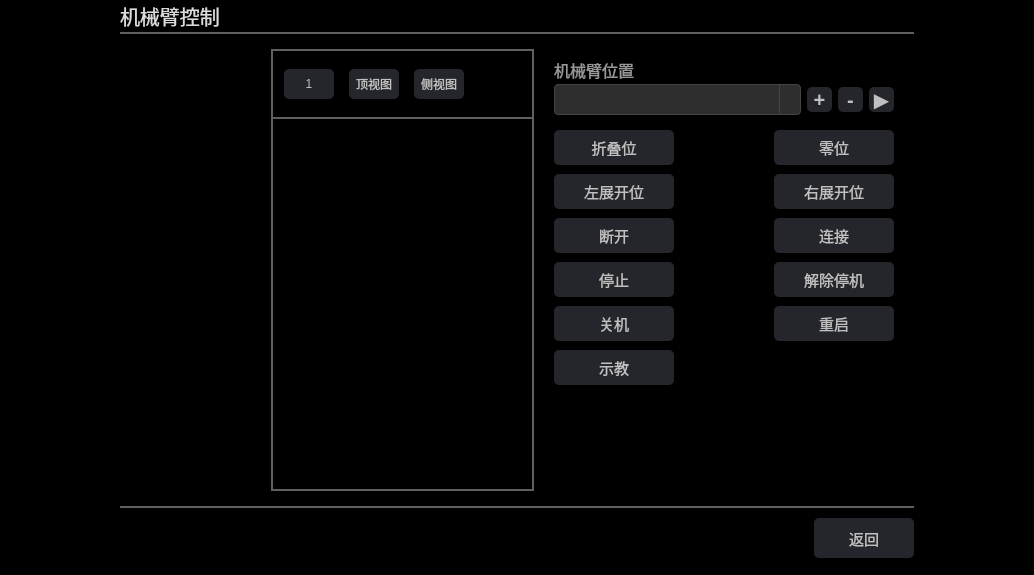
This is SurgicalRobotSoftware_2_0/surgical-robot-software-2-0/armcontrolwidget.ui in Z-Hd/Lingxi-Spine-care-Visual-Interactive-Software-Prototype as Qt 5 draws it before an edit. The edited form follows.
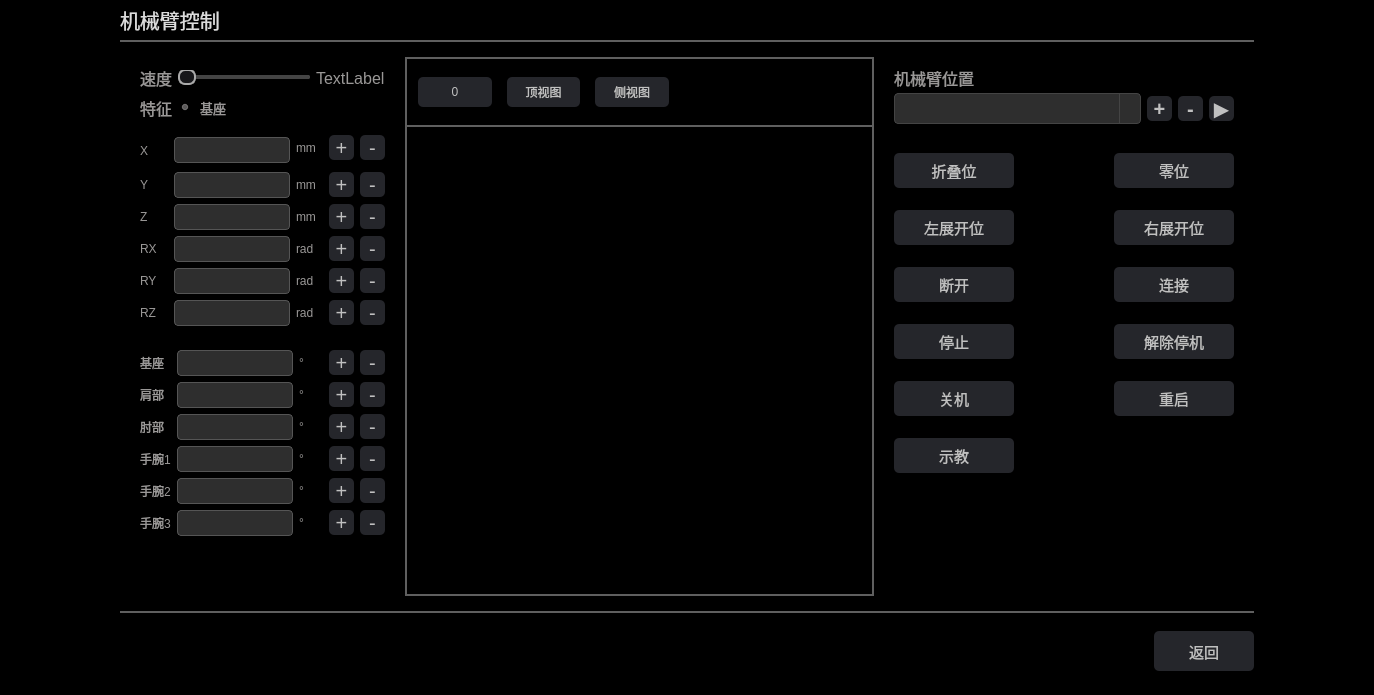
This is the edited form. Icons and pictures are not drawn.

Commit message: Drawn the armcontrolwidget

The edit to the form file:
```diff
--- a/SurgicalRobotSoftware_2_0/surgical-robot-software-2-0/armcontrolwidget.ui
+++ b/SurgicalRobotSoftware_2_0/surgical-robot-software-2-0/armcontrolwidget.ui
@@ -6,8 +6,8 @@
    <rect>
     <x>0</x>
     <y>0</y>
-    <width>1034</width>
-    <height>575</height>
+    <width>1374</width>
+    <height>695</height>
    </rect>
   </property>
   <property name="windowTitle">
@@ -108,7 +108,807 @@
           <number>2</number>
          </property>
          <item>
-          <widget class="QWidget" name="widget_left" native="true"/>
+          <widget class="QWidget" name="widget_left" native="true">
+           <layout class="QVBoxLayout" name="verticalLayout_5" stretch="1,1,7,11">
+            <item>
+             <widget class="QWidget" name="widget_6" native="true">
+              <layout class="QHBoxLayout" name="horizontalLayout_7">
+               <property name="topMargin">
+                <number>0</number>
+               </property>
+               <property name="bottomMargin">
+                <number>0</number>
+               </property>
+               <item>
+                <widget class="QLabel" name="labelSpeedText">
+                 <property name="font">
+                  <font>
+                   <pointsize>12</pointsize>
+                  </font>
+                 </property>
+                 <property name="styleSheet">
+                  <string notr="true">color: rgb(154, 152, 151);</string>
+                 </property>
+                 <property name="text">
+                  <string>速度</string>
+                 </property>
+                </widget>
+               </item>
+               <item>
+                <widget class="QSlider" name="sliderSpeed">
+                 <property name="styleSheet">
+                  <string notr="true">/* === 滑道 === */
+QSlider::groove:horizontal {
+    border: 0px;
+    height: 4px;
+    background: #444444;
+    border-radius: 2px;
+}
+
+/* === 已滑动部分（左侧） === */
+QSlider::sub-page:horizontal {
+    background: #AAAAAA;
+    border-radius: 2px;
+}
+
+/* === 未滑动部分（右侧） === */
+QSlider::add-page:horizontal {
+    background: #444444;
+    border-radius: 2px;
+}
+
+/* === 默认滑块 === */
+QSlider::handle:horizontal {
+    background: rgb(23, 23, 26);
+    border: 2px solid #AAAAAA;
+    width: 14px;
+    height: 14px;
+    margin: -6px 0px;
+    border-radius: 7px;
+}
+
+/* === 悬停滑块 === */
+QSlider::handle:horizontal:hover {
+    border: 2px solid #FFFFFF;
+}
+
+/* === 按下滑块 === */
+QSlider::handle:horizontal:pressed {
+    background: #AAAAAA;
+    border: none;
+}
+
+/* === 禁用状态 === */
+QSlider:disabled {
+    background: #333333;
+}
+
+QSlider::handle:horizontal:disabled {
+    border: 2px solid #666666;
+    background: transparent;
+}
+</string>
+                 </property>
+                 <property name="maximum">
+                  <number>100</number>
+                 </property>
+                 <property name="pageStep">
+                  <number>5</number>
+                 </property>
+                 <property name="orientation">
+                  <enum>Qt::Horizontal</enum>
+                 </property>
+                </widget>
+               </item>
+               <item>
+                <widget class="QLabel" name="labelSpeedValue">
+                 <property name="font">
+                  <font>
+                   <pointsize>12</pointsize>
+                  </font>
+                 </property>
+                 <property name="styleSheet">
+                  <string notr="true">color: rgb(154, 152, 151);</string>
+                 </property>
+                 <property name="text">
+                  <string>TextLabel</string>
+                 </property>
+                </widget>
+               </item>
+              </layout>
+             </widget>
+            </item>
+            <item>
+             <widget class="QWidget" name="widget_7" native="true">
+              <layout class="QHBoxLayout" name="horizontalLayout_8">
+               <property name="topMargin">
+                <number>0</number>
+               </property>
+               <property name="bottomMargin">
+                <number>0</number>
+               </property>
+               <item>
+                <widget class="QLabel" name="labelFeature">
+                 <property name="font">
+                  <font>
+                   <pointsize>12</pointsize>
+                  </font>
+                 </property>
+                 <property name="styleSheet">
+                  <string notr="true">color: rgb(154, 152, 151);</string>
+                 </property>
+                 <property name="text">
+                  <string>特征</string>
+                 </property>
+                </widget>
+               </item>
+               <item>
+                <widget class="QRadioButton" name="radioBase">
+                 <property name="styleSheet">
+                  <string notr="true">QRadioButton {
+    color: rgb(154, 152, 151);
+    font: 10pt;
+    spacing: 8px;
+}
+
+
+</string>
+                 </property>
+                 <property name="text">
+                  <string>基座</string>
+                 </property>
+                 <property name="checked">
+                  <bool>true</bool>
+                 </property>
+                </widget>
+               </item>
+               <item>
+                <spacer name="horizontalSpacer_2">
+                 <property name="orientation">
+                  <enum>Qt::Horizontal</enum>
+                 </property>
+                 <property name="sizeHint" stdset="0">
+                  <size>
+                   <width>40</width>
+                   <height>20</height>
+                  </size>
+                 </property>
+                </spacer>
+               </item>
+              </layout>
+             </widget>
+            </item>
+            <item>
+             <widget class="QWidget" name="widget_8" native="true">
+              <property name="styleSheet">
+               <string notr="true">QLineEdit{
+    background-color: #2e2e2e;
+    color: rgb(154, 152, 151);;
+    border: 1px solid #555;
+    border-radius: 4px;
+    padding: 4px;
+    font: 12pt &quot;微软雅黑&quot;;
+}
+
+QPushButton {
+background-color: rgb(37, 38, 43);
+color: rgb(192, 192, 192);
+font-size:20px;
+border-radius: 5px;
+min-width: 25px;
+min-height: 25px;
+}
+QPushButton:hover{
+background-color: rgb(70, 72, 81);
+}
+QPushButton:pressed {
+background-color: rgb(245, 245, 245);
+}
+
+QLabel {
+    color: rgb(154, 152, 151);
+    font: 12pt &quot;微软雅黑&quot;;
+	qproperty-alignment: AlignCenter;
+}
+</string>
+              </property>
+              <layout class="QGridLayout" name="gridLayout_4" rowstretch="2,6,2,1,1,0,0">
+               <item row="6" column="4">
+                <widget class="QLabel" name="label_14">
+                 <property name="text">
+                  <string>rad</string>
+                 </property>
+                </widget>
+               </item>
+               <item row="6" column="1" colspan="2">
+                <widget class="QLineEdit" name="lineEdit_6">
+                 <property name="readOnly">
+                  <bool>true</bool>
+                 </property>
+                </widget>
+               </item>
+               <item row="5" column="5">
+                <widget class="QPushButton" name="pushButton_21">
+                 <property name="sizePolicy">
+                  <sizepolicy hsizetype="Fixed" vsizetype="Fixed">
+                   <horstretch>0</horstretch>
+                   <verstretch>0</verstretch>
+                  </sizepolicy>
+                 </property>
+                 <property name="text">
+                  <string>+</string>
+                 </property>
+                </widget>
+               </item>
+               <item row="2" column="0">
+                <widget class="QLabel" name="label_5">
+                 <property name="text">
+                  <string>Y</string>
+                 </property>
+                </widget>
+               </item>
+               <item row="4" column="0">
+                <widget class="QLabel" name="label_9">
+                 <property name="text">
+                  <string>RX</string>
+                 </property>
+                </widget>
+               </item>
+               <item row="3" column="5">
+                <widget class="QPushButton" name="pushButton_19">
+                 <property name="sizePolicy">
+                  <sizepolicy hsizetype="Fixed" vsizetype="Fixed">
+                   <horstretch>0</horstretch>
+                   <verstretch>0</verstretch>
+                  </sizepolicy>
+                 </property>
+                 <property name="text">
+                  <string>+</string>
+                 </property>
+                </widget>
+               </item>
+               <item row="5" column="6">
+                <widget class="QPushButton" name="pushButton_25">
+                 <property name="sizePolicy">
+                  <sizepolicy hsizetype="Fixed" vsizetype="Fixed">
+                   <horstretch>0</horstretch>
+                   <verstretch>0</verstretch>
+                  </sizepolicy>
+                 </property>
+                 <property name="text">
+                  <string>-</string>
+                 </property>
+                </widget>
+               </item>
+               <item row="4" column="1" colspan="2">
+                <widget class="QLineEdit" name="lineEdit_4">
+                 <property name="readOnly">
+                  <bool>true</bool>
+                 </property>
+                </widget>
+               </item>
+               <item row="2" column="1" colspan="2">
+                <widget class="QLineEdit" name="lineEdit_2">
+                 <property name="readOnly">
+                  <bool>true</bool>
+                 </property>
+                </widget>
+               </item>
+               <item row="5" column="1" colspan="2">
+                <widget class="QLineEdit" name="lineEdit_5">
+                 <property name="readOnly">
+                  <bool>true</bool>
+                 </property>
+                </widget>
+               </item>
+               <item row="3" column="0">
+                <widget class="QLabel" name="label_7">
+                 <property name="text">
+                  <string>Z</string>
+                 </property>
+                </widget>
+               </item>
+               <item row="0" column="6">
+                <widget class="QPushButton" name="pushButton_4">
+                 <property name="sizePolicy">
+                  <sizepolicy hsizetype="Fixed" vsizetype="Fixed">
+                   <horstretch>0</horstretch>
+                   <verstretch>0</verstretch>
+                  </sizepolicy>
+                 </property>
+                 <property name="text">
+                  <string>-</string>
+                 </property>
+                </widget>
+               </item>
+               <item row="3" column="4">
+                <widget class="QLabel" name="label_8">
+                 <property name="text">
+                  <string>mm</string>
+                 </property>
+                </widget>
+               </item>
+               <item row="4" column="5">
+                <widget class="QPushButton" name="pushButton_20">
+                 <property name="sizePolicy">
+                  <sizepolicy hsizetype="Fixed" vsizetype="Fixed">
+                   <horstretch>0</horstretch>
+                   <verstretch>0</verstretch>
+                  </sizepolicy>
+                 </property>
+                 <property name="text">
+                  <string>+</string>
+                 </property>
+                </widget>
+               </item>
+               <item row="6" column="5">
+                <widget class="QPushButton" name="pushButton_22">
+                 <property name="sizePolicy">
+                  <sizepolicy hsizetype="Fixed" vsizetype="Fixed">
+                   <horstretch>0</horstretch>
+                   <verstretch>0</verstretch>
+                  </sizepolicy>
+                 </property>
+                 <property name="text">
+                  <string>+</string>
+                 </property>
+                </widget>
+               </item>
+               <item row="6" column="0">
+                <widget class="QLabel" name="label_11">
+                 <property name="text">
+                  <string>RZ</string>
+                 </property>
+                </widget>
+               </item>
+               <item row="0" column="0" rowspan="2">
+                <widget class="QLabel" name="label_3">
+                 <property name="text">
+                  <string>X</string>
+                 </property>
+                </widget>
+               </item>
+               <item row="2" column="5">
+                <widget class="QPushButton" name="pushButton_6">
+                 <property name="sizePolicy">
+                  <sizepolicy hsizetype="Fixed" vsizetype="Fixed">
+                   <horstretch>0</horstretch>
+                   <verstretch>0</verstretch>
+                  </sizepolicy>
+                 </property>
+                 <property name="text">
+                  <string>+</string>
+                 </property>
+                </widget>
+               </item>
+               <item row="5" column="4">
+                <widget class="QLabel" name="label_13">
+                 <property name="text">
+                  <string>rad</string>
+                 </property>
+                </widget>
+               </item>
+               <item row="0" column="1" rowspan="2" colspan="2">
+                <widget class="QLineEdit" name="lineEdit">
+                 <property name="readOnly">
+                  <bool>true</bool>
+                 </property>
+                </widget>
+               </item>
+               <item row="0" column="4">
+                <widget class="QLabel" name="label_4">
+                 <property name="text">
+                  <string>mm</string>
+                 </property>
+                </widget>
+               </item>
+               <item row="4" column="4">
+                <widget class="QLabel" name="label_12">
+                 <property name="text">
+                  <string>rad</string>
+                 </property>
+                </widget>
+               </item>
+               <item row="2" column="4">
+                <widget class="QLabel" name="label_6">
+                 <property name="text">
+                  <string>mm</string>
+                 </property>
+                </widget>
+               </item>
+               <item row="3" column="1" colspan="2">
+                <widget class="QLineEdit" name="lineEdit_3">
+                 <property name="readOnly">
+                  <bool>true</bool>
+                 </property>
+                </widget>
+               </item>
+               <item row="3" column="6">
+                <widget class="QPushButton" name="pushButton_23">
+                 <property name="sizePolicy">
+                  <sizepolicy hsizetype="Fixed" vsizetype="Fixed">
+                   <horstretch>0</horstretch>
+                   <verstretch>0</verstretch>
+                  </sizepolicy>
+                 </property>
+                 <property name="text">
+                  <string>-</string>
+                 </property>
+                </widget>
+               </item>
+               <item row="0" column="5">
+                <widget class="QPushButton" name="pushButton_5">
+                 <property name="sizePolicy">
+                  <sizepolicy hsizetype="Fixed" vsizetype="Fixed">
+                   <horstretch>0</horstretch>
+                   <verstretch>0</verstretch>
+                  </sizepolicy>
+                 </property>
+                 <property name="text">
+                  <string>+</string>
+                 </property>
+                </widget>
+               </item>
+               <item row="5" column="0">
+                <widget class="QLabel" name="label_10">
+                 <property name="text">
+                  <string>RY</string>
+                 </property>
+                </widget>
+               </item>
+               <item row="4" column="6">
+                <widget class="QPushButton" name="pushButton_24">
+                 <property name="text">
+                  <string>-</string>
+                 </property>
+                </widget>
+               </item>
+               <item row="6" column="6">
+                <widget class="QPushButton" name="pushButton_26">
+                 <property name="sizePolicy">
+                  <sizepolicy hsizetype="Fixed" vsizetype="Fixed">
+                   <horstretch>0</horstretch>
+                   <verstretch>0</verstretch>
+                  </sizepolicy>
+                 </property>
+                 <property name="text">
+                  <string>-</string>
+                 </property>
+                </widget>
+               </item>
+               <item row="2" column="6">
+                <widget class="QPushButton" name="pushButton_18">
+                 <property name="sizePolicy">
+                  <sizepolicy hsizetype="Fixed" vsizetype="Fixed">
+                   <horstretch>0</horstretch>
+                   <verstretch>0</verstretch>
+                  </sizepolicy>
+                 </property>
+                 <property name="text">
+                  <string>-</string>
+                 </property>
+                </widget>
+               </item>
+              </layout>
+             </widget>
+            </item>
+            <item>
+             <widget class="QWidget" name="widget_9" native="true">
+              <property name="styleSheet">
+               <string notr="true">QLineEdit{
+    background-color: #2e2e2e;
+    color: rgb(154, 152, 151);;
+    border: 1px solid #555;
+    border-radius: 4px;
+    padding: 4px;
+    font: 12pt &quot;微软雅黑&quot;;
+}
+
+QPushButton {
+background-color: rgb(37, 38, 43);
+color: rgb(192, 192, 192);
+font-size:20px;
+border-radius: 5px;
+min-width: 25px;
+min-height: 25px;
+}
+QPushButton:hover{
+background-color: rgb(70, 72, 81);
+}
+QPushButton:pressed {
+background-color: rgb(245, 245, 245);
+}
+
+QLabel {
+    color: rgb(154, 152, 151);
+    font: 12pt &quot;微软雅黑&quot;;
+	qproperty-alignment: AlignCenter;
+}
+</string>
+              </property>
+              <layout class="QGridLayout" name="gridLayout_5" rowstretch="2,6,2,1,1,0,0">
+               <item row="0" column="4">
+                <widget class="QPushButton" name="pushButton_30">
+                 <property name="text">
+                  <string>+</string>
+                 </property>
+                </widget>
+               </item>
+               <item row="2" column="0">
+                <widget class="QLabel" name="label_18">
+                 <property name="text">
+                  <string>肘部</string>
+                 </property>
+                </widget>
+               </item>
+               <item row="5" column="3">
+                <widget class="QLabel" name="label_25">
+                 <property name="text">
+                  <string>°</string>
+                 </property>
+                </widget>
+               </item>
+               <item row="0" column="5">
+                <widget class="QPushButton" name="pushButton_35">
+                 <property name="text">
+                  <string>-</string>
+                 </property>
+                </widget>
+               </item>
+               <item row="0" column="1" colspan="2">
+                <widget class="QLineEdit" name="lineEdit_11">
+                 <property name="readOnly">
+                  <bool>true</bool>
+                 </property>
+                </widget>
+               </item>
+               <item row="4" column="5">
+                <widget class="QPushButton" name="pushButton_29">
+                 <property name="sizePolicy">
+                  <sizepolicy hsizetype="Fixed" vsizetype="Fixed">
+                   <horstretch>0</horstretch>
+                   <verstretch>0</verstretch>
+                  </sizepolicy>
+                 </property>
+                 <property name="text">
+                  <string>-</string>
+                 </property>
+                </widget>
+               </item>
+               <item row="2" column="1" colspan="2">
+                <widget class="QLineEdit" name="lineEdit_12">
+                 <property name="readOnly">
+                  <bool>true</bool>
+                 </property>
+                </widget>
+               </item>
+               <item row="0" column="3">
+                <widget class="QLabel" name="label_21">
+                 <property name="text">
+                  <string>°</string>
+                 </property>
+                </widget>
+               </item>
+               <item row="1" column="5">
+                <widget class="QPushButton" name="pushButton_38">
+                 <property name="sizePolicy">
+                  <sizepolicy hsizetype="Fixed" vsizetype="Fixed">
+                   <horstretch>0</horstretch>
+                   <verstretch>0</verstretch>
+                  </sizepolicy>
+                 </property>
+                 <property name="text">
+                  <string>-</string>
+                 </property>
+                </widget>
+               </item>
+               <item row="4" column="3">
+                <widget class="QLabel" name="label_24">
+                 <property name="text">
+                  <string>°</string>
+                 </property>
+                </widget>
+               </item>
+               <item row="4" column="4">
+                <widget class="QPushButton" name="pushButton_27">
+                 <property name="sizePolicy">
+                  <sizepolicy hsizetype="Fixed" vsizetype="Fixed">
+                   <horstretch>0</horstretch>
+                   <verstretch>0</verstretch>
+                  </sizepolicy>
+                 </property>
+                 <property name="text">
+                  <string>+</string>
+                 </property>
+                </widget>
+               </item>
+               <item row="4" column="0">
+                <widget class="QLabel" name="label_26">
+                 <property name="text">
+                  <string>手腕2</string>
+                 </property>
+                </widget>
+               </item>
+               <item row="1" column="0">
+                <widget class="QLabel" name="label_16">
+                 <property name="text">
+                  <string>肩部</string>
+                 </property>
+                </widget>
+               </item>
+               <item row="3" column="0">
+                <widget class="QLabel" name="label_17">
+                 <property name="text">
+                  <string>手腕1</string>
+                 </property>
+                </widget>
+               </item>
+               <item row="3" column="3">
+                <widget class="QLabel" name="label_23">
+                 <property name="text">
+                  <string>°</string>
+                 </property>
+                </widget>
+               </item>
+               <item row="3" column="1" colspan="2">
+                <widget class="QLineEdit" name="lineEdit_8">
+                 <property name="readOnly">
+                  <bool>true</bool>
+                 </property>
+                </widget>
+               </item>
+               <item row="1" column="4">
+                <widget class="QPushButton" name="pushButton_33">
+                 <property name="sizePolicy">
+                  <sizepolicy hsizetype="Fixed" vsizetype="Fixed">
+                   <horstretch>0</horstretch>
+                   <verstretch>0</verstretch>
+                  </sizepolicy>
+                 </property>
+                 <property name="text">
+                  <string>+</string>
+                 </property>
+                </widget>
+               </item>
+               <item row="3" column="5">
+                <widget class="QPushButton" name="pushButton_36">
+                 <property name="text">
+                  <string>-</string>
+                 </property>
+                </widget>
+               </item>
+               <item row="2" column="4">
+                <widget class="QPushButton" name="pushButton_28">
+                 <property name="sizePolicy">
+                  <sizepolicy hsizetype="Fixed" vsizetype="Fixed">
+                   <horstretch>0</horstretch>
+                   <verstretch>0</verstretch>
+                  </sizepolicy>
+                 </property>
+                 <property name="text">
+                  <string>+</string>
+                 </property>
+                </widget>
+               </item>
+               <item row="5" column="4">
+                <widget class="QPushButton" name="pushButton_32">
+                 <property name="sizePolicy">
+                  <sizepolicy hsizetype="Fixed" vsizetype="Fixed">
+                   <horstretch>0</horstretch>
+                   <verstretch>0</verstretch>
+                  </sizepolicy>
+                 </property>
+                 <property name="text">
+                  <string>+</string>
+                 </property>
+                </widget>
+               </item>
+               <item row="3" column="4">
+                <widget class="QPushButton" name="pushButton_31">
+                 <property name="sizePolicy">
+                  <sizepolicy hsizetype="Fixed" vsizetype="Fixed">
+                   <horstretch>0</horstretch>
+                   <verstretch>0</verstretch>
+                  </sizepolicy>
+                 </property>
+                 <property name="text">
+                  <string>+</string>
+                 </property>
+                </widget>
+               </item>
+               <item row="2" column="3">
+                <widget class="QLabel" name="label_22">
+                 <property name="text">
+                  <string>°</string>
+                 </property>
+                </widget>
+               </item>
+               <item row="5" column="1" colspan="2">
+                <widget class="QLineEdit" name="lineEdit_7">
+                 <property name="readOnly">
+                  <bool>true</bool>
+                 </property>
+                </widget>
+               </item>
+               <item row="5" column="0">
+                <widget class="QLabel" name="label_20">
+                 <property name="text">
+                  <string>手腕3</string>
+                 </property>
+                </widget>
+               </item>
+               <item row="5" column="5">
+                <widget class="QPushButton" name="pushButton_37">
+                 <property name="sizePolicy">
+                  <sizepolicy hsizetype="Fixed" vsizetype="Fixed">
+                   <horstretch>0</horstretch>
+                   <verstretch>0</verstretch>
+                  </sizepolicy>
+                 </property>
+                 <property name="text">
+                  <string>-</string>
+                 </property>
+                </widget>
+               </item>
+               <item row="1" column="3">
+                <widget class="QLabel" name="label_19">
+                 <property name="text">
+                  <string>°</string>
+                 </property>
+                </widget>
+               </item>
+               <item row="0" column="0">
+                <widget class="QLabel" name="label_15">
+                 <property name="text">
+                  <string>基座</string>
+                 </property>
+                </widget>
+               </item>
+               <item row="1" column="1" colspan="2">
+                <widget class="QLineEdit" name="lineEdit_9">
+                 <property name="readOnly">
+                  <bool>true</bool>
+                 </property>
+                </widget>
+               </item>
+               <item row="4" column="1" colspan="2">
+                <widget class="QLineEdit" name="lineEdit_10">
+                 <property name="readOnly">
+                  <bool>true</bool>
+                 </property>
+                </widget>
+               </item>
+               <item row="2" column="5">
+                <widget class="QPushButton" name="pushButton_34">
+                 <property name="sizePolicy">
+                  <sizepolicy hsizetype="Fixed" vsizetype="Fixed">
+                   <horstretch>0</horstretch>
+                   <verstretch>0</verstretch>
+                  </sizepolicy>
+                 </property>
+                 <property name="text">
+                  <string>-</string>
+                 </property>
+                </widget>
+               </item>
+               <item row="6" column="1">
+                <spacer name="verticalSpacer_2">
+                 <property name="orientation">
+                  <enum>Qt::Vertical</enum>
+                 </property>
+                 <property name="sizeHint" stdset="0">
+                  <size>
+                   <width>20</width>
+                   <height>40</height>
+                  </size>
+                 </property>
+                </spacer>
+               </item>
+              </layout>
+             </widget>
+            </item>
+           </layout>
+          </widget>
          </item>
          <item>
           <widget class="QWidget" name="widget_mid" native="true">
@@ -168,7 +968,7 @@
 }</string>
                     </property>
                     <property name="text">
-                     <string>1</string>
+                     <string>0</string>
                     </property>
                    </widget>
                   </item>
```
The commit also changes 3 other files.
